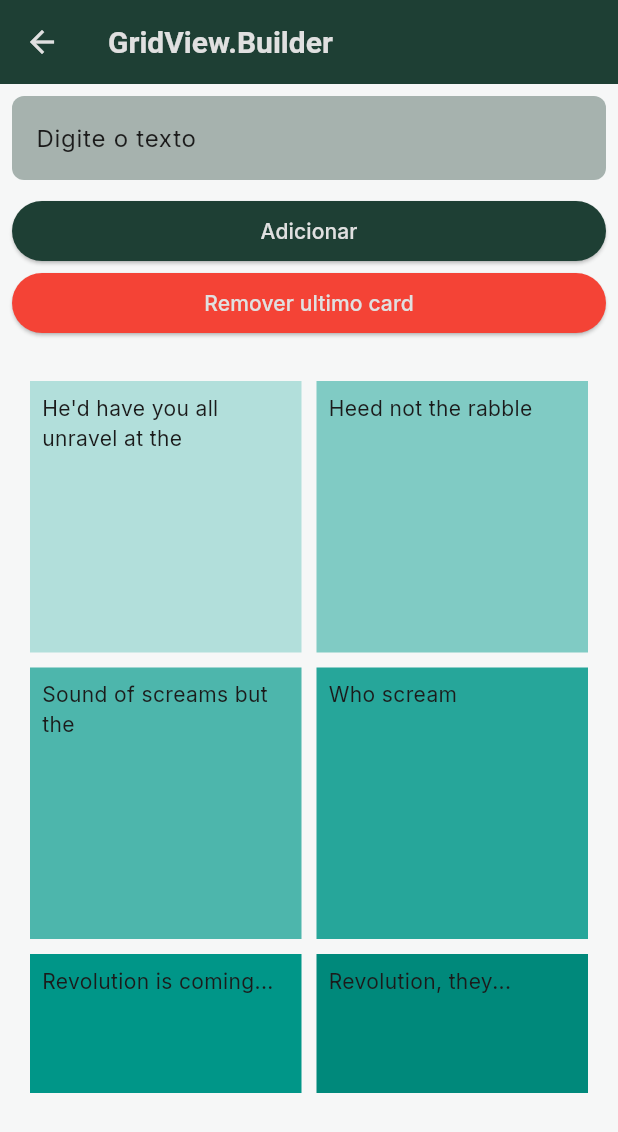
After one commit to FelipeMoraisOC/app_seminario_dm, a Flutter app: the screen it shows after launch, in the side drawer, after a tap on "GridView.Builder", on a phone screen of 412 x 824 dp. The commit adds this screen. Shown: the top 1132 px of the screen. Run offline on Flutter 3.47's test engine with Material 3 defaults, Android fonts, the phone set to English and light mode, and no system bars; our stand-ins replace google_fonts; network calls fail.

Commit message:
Add GridView functionality with image display and dynamic item management
- Implement GridviewBuilderScreen to allow users to add and remove items dynamically.
- Create GridviewExtentScreen to display images with varying heights using GridView.extent.
- Add new image assets: img_media.jpg and img_pequena.png for use in the grid views.

```diff
--- a/lib/app.dart
+++ b/lib/app.dart
@@ -1,6 +1,8 @@
 import 'package:app_seminario/core/theme_provider.dart';
 import 'package:app_seminario/core/themes.dart';
 import 'package:app_seminario/modules/configuracoes/configuracoes_screen.dart';
+import 'package:app_seminario/modules/gridview/gridview_builder_screen.dart';
+import 'package:app_seminario/modules/gridview/gridview_extend_screen.dart';
 import 'package:app_seminario/modules/home/home_screen.dart';
 import 'package:app_seminario/modules/meu_perfil/meu_perfil_screen.dart';
 import 'package:app_seminario/modules/personalizacao/personalizacao_screen.dart';
@@ -25,8 +27,10 @@ class MyApp extends StatelessWidget {
       initialRoute: '/',
       routes: {
         '/configuracoes': (context) => ConfiguracoesScreen(),
-        '/meu-perfil': (context) =>  MeuPerfilScreen(),
+        '/meu-perfil': (context) => MeuPerfilScreen(),
         '/personalizacao': (context) => const PersonalizacaoScreen(),
+        '/gridview-builder': (context) => const GridviewBuilderScreen(),
+        '/gridview-extend': (context) => const GridviewExtentScreen(),
       },
       theme: themeProvider.lightTheme,
       darkTheme: themeProvider.darkTheme,
--- a/lib/core/theme_provider.dart
+++ b/lib/core/theme_provider.dart
@@ -12,7 +12,7 @@ class ThemeProvider extends ChangeNotifier {
   bool get isDarkMode => _themeMode == ThemeMode.dark;
   Color get primaryColor => _customPrimaryColor;
   Color get scaffoldBackgroundColor =>
-      Color.lerp(_customPrimaryColor, Colors.white, 0.98)!;
+      Color.lerp(_customPrimaryColor, Colors.white, 0.96)!;
   String get font => _customFont;
 
   void toggleTheme(bool isOn) {
--- a/lib/core/themes.dart
+++ b/lib/core/themes.dart
@@ -30,7 +30,7 @@ class AppTheme {
       ),
     ),
     cardTheme: CardTheme(
-      color: AppColors.cardLight,
+      color: Colors.white,
       shadowColor: AppColors.backgroundDark,
       elevation: 4,
     ),
--- /dev/null
+++ b/lib/modules/gridview/gridview_builder_screen.dart
@@ -0,0 +1,99 @@
+import 'package:flutter/material.dart';
+
+class GridviewBuilderScreen extends StatefulWidget {
+  const GridviewBuilderScreen({super.key});
+
+  @override
+  State<GridviewBuilderScreen> createState() => _GridviewBuilderScreenState();
+}
+
+class _GridviewBuilderScreenState extends State<GridviewBuilderScreen> {
+  final List<String> items = [
+    "He'd have you all unravel at the",
+    'Heed not the rabble',
+    'Sound of screams but the',
+    'Who scream',
+    'Revolution is coming...',
+    'Revolution, they...',
+  ];
+  final TextEditingController textController = TextEditingController();
+
+  @override
+  Widget build(BuildContext context) {
+    return Scaffold(
+      appBar: AppBar(title: Text('GridView.Builder'), centerTitle: false),
+      body: SingleChildScrollView(
+        child: Column(
+          children: [
+            Padding(
+              padding: const EdgeInsets.all(8.0),
+              child: Column(
+                children: [
+                  TextField(
+                    controller: textController,
+                    decoration: InputDecoration(
+                      border: OutlineInputBorder(),
+                      labelText: 'Digite o texto',
+                    ),
+                  ),
+                  const SizedBox(height: 10),
+                  SizedBox(
+                    width: double.infinity,
+                    child: ElevatedButton(
+                      onPressed: () {
+                        if (textController.text.isNotEmpty) {
+                          setState(() {
+                            items.add(textController.text);
+                            textController.clear();
+                          });
+                        }
+                      },
+                      child: Text('Adicionar'),
+                    ),
+                  ),
+                  const SizedBox(width: 10),
+                  SizedBox(
+                    width: double.infinity,
+
+                    child: ElevatedButton(
+                      style: ButtonStyle(
+                        backgroundColor: WidgetStateProperty.all(Colors.red),
+                      ),
+                      onPressed: () {
+                        if (items.isNotEmpty) {
+                          setState(() {
+                            items.removeLast();
+                          });
+                        }
+                      },
+                      child: Text('Remover ultimo card'),
+                    ),
+                  ),
+                ],
+              ),
+            ),
+            SizedBox(
+              height: MediaQuery.of(context).size.height * 0.6,
+              child: GridView.builder(
+                padding: const EdgeInsets.all(20),
+                gridDelegate: const SliverGridDelegateWithFixedCrossAxisCount(
+                  crossAxisCount: 2,
+                  crossAxisSpacing: 10,
+                  mainAxisSpacing: 10,
+                ),
+                itemCount: items.length,
+                itemBuilder: (context, index) {
+                  return Container(
+                    padding: const EdgeInsets.all(8),
+                    color: Colors.teal[(index % 9 + 1) * 100],
+                    child: Text(items[index]),
+                  );
+                },
+              ),
+            ),
+          ],
+        ),
+      ),
+    );
+  }
+}
--- a/lib/widgets/custom_drawer.dart
+++ b/lib/widgets/custom_drawer.dart
@@ -106,6 +106,45 @@ class CustomDrawer extends StatelessWidget {
                       Navigator.pushNamed(context, '/personalizacao');
                     },
                   ),
+                  Padding(
+                    padding: const EdgeInsets.only(top: 0, left: 8),
+                    child: Text(
+                      'Exemplos: ',
+                      style: Theme.of(context).textTheme.titleSmall?.copyWith(
+                        fontWeight: FontWeight.bold,
+                      ),
+                    ),
+                  ),
+                  Padding(
+                    padding: const EdgeInsets.only(left: 8, right: 8),
+                    child: const Divider(thickness: 1),
+                  ),
+                  ListTile(
+                    leading: const Icon(Icons.grid_on_outlined),
+                    title: Text('GridView.Builder'),
+                    subtitle: Text(
+                      '/gridview-builder',
+                      style: Theme.of(context).textTheme.labelSmall?.copyWith(
+                        fontStyle: FontStyle.italic,
+                      ),
+                    ),
+                    onTap: () {
+                      Navigator.pushNamed(context, '/gridview-builder');
+                    },
+                  ),
+                  ListTile(
+                    leading: const Icon(Icons.view_comfy_alt_outlined),
+                    title: Text('GridView.Extend'),
+                    subtitle: Text(
+                      '/gridview-extend',
+                      style: Theme.of(context).textTheme.labelSmall?.copyWith(
+                        fontStyle: FontStyle.italic,
+                      ),
+                    ),
+                    onTap: () {
+                      Navigator.pushNamed(context, '/gridview-extend');
+                    },
+                  ),
                 ],
               ),
             ),
--- a/pubspec.yaml
+++ b/pubspec.yaml
@@ -65,3 +65,6 @@ flutter:
     - assets/images/curso_dart.jpg
     - assets/images/curso_flutter.jpg
     - assets/images/curso.png
+    - assets/images/img_grande.png
+    - assets/images/img_pequena.png
+    - assets/images/img_media.jpg
```
Also changed, not shown: lib/modules/configuracoes/configuracoes_screen.dart (+33 -9 lines), lib/modules/gridview/gridview_extend_screen.dart (added, +52 -0 lines), assets/images/img_grande.png (added), assets/images/img_media.jpg (added), assets/images/img_pequena.png (added).
